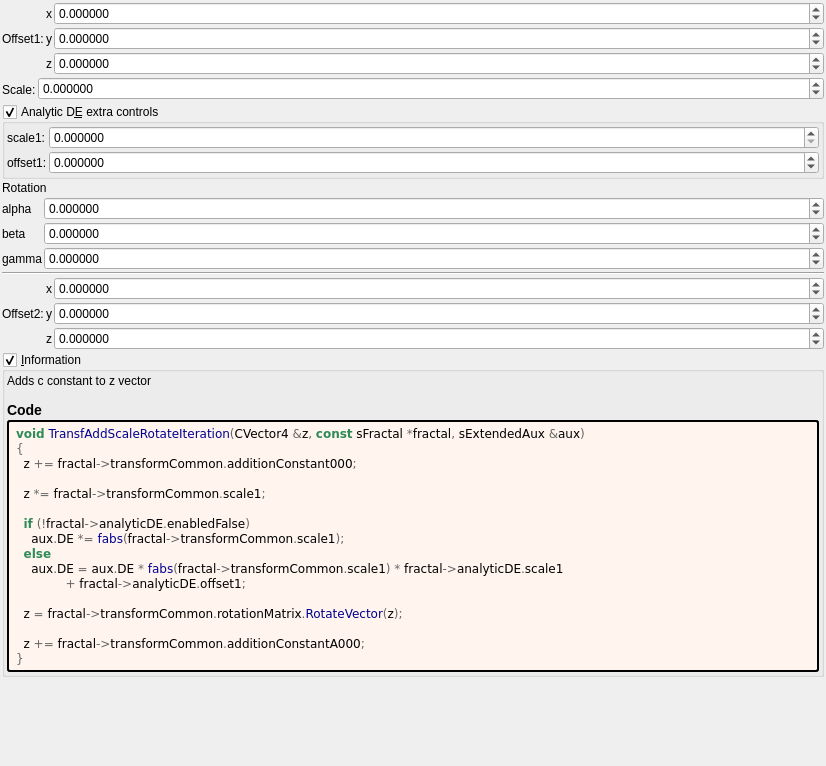
Before: the Qt Designer form mandelbulber2/formula/ui/transf_add_scale_rotate.ui in irinox-ctrl/mandelbulber2, drawn with Qt 5.
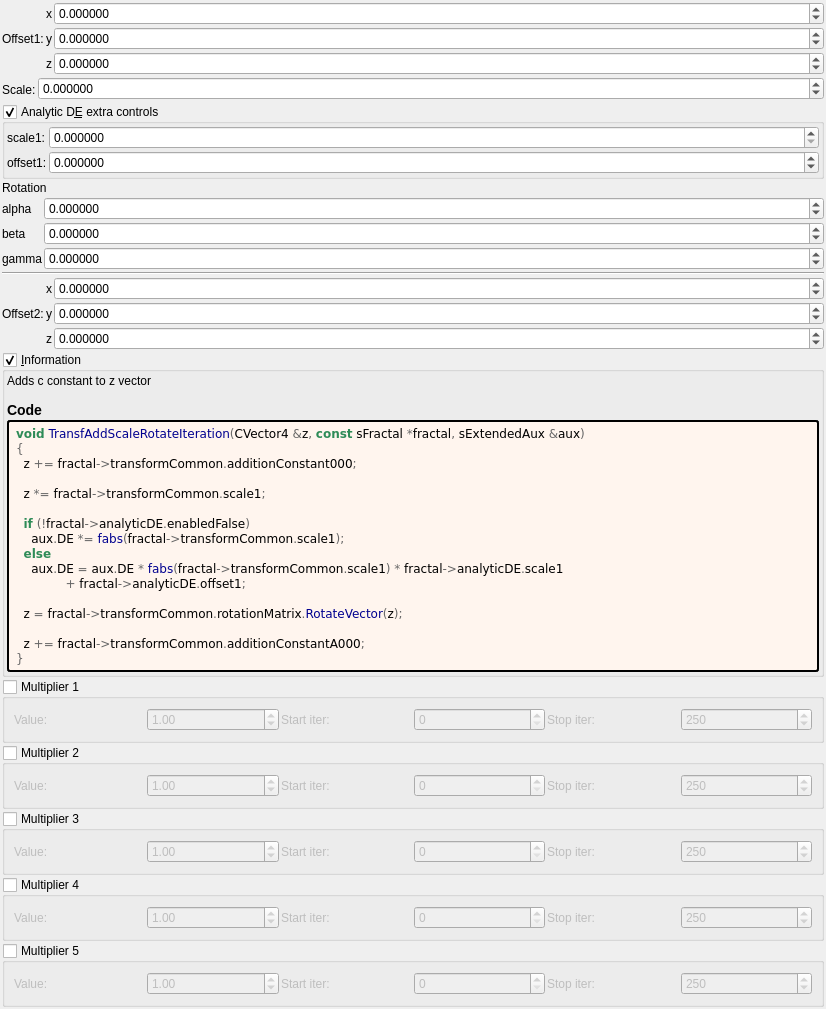
After: the same form once the commit is applied. Custom widgets are drawn as their Qt base class.

Commit message:
feat: add 5 general-purpose multipliers to all 1007 fractal formulas
Each multiplier has:
- Checkbox (OFF by default)
- Value spinbox (default 1.0, range -100 to 100)
- Iteration start/stop range

Logic: z *= value; DE *= |value|;

Uses existing transformCommon parameters:
- Checkboxes: functionEnabledBx/By/Bz/Bw/CzFalse
- Values: scale4/5/6/8/16
- Ranges: startIterationsB-F/stopIterationsB-F

Modified 1007 .cpp (CPU), 1006 .cl (GPU), 1023 .ui files.
Both source (formula/) and deploy (deploy/share/) copies updated.

```diff
--- a/mandelbulber2/formula/ui/transf_add_scale_rotate.ui
+++ b/mandelbulber2/formula/ui/transf_add_scale_rotate.ui
@@ -624,6 +624,192 @@
      </layout>
     </widget>
    </item>
+   <item>
+    <widget class="MyGroupBox" name="groupCheck_transf_function_enabledBx_false">
+     <property name="title"><string>Multiplier 1</string></property>
+     <property name="checkable"><bool>true</bool></property>
+     <property name="checked"><bool>false</bool></property>
+     <layout class="QGridLayout" name="gridLayout_mult1">
+      <property name="spacing"><number>2</number></property>
+      <item row="0" column="0">
+       <widget class="QLabel"><property name="text"><string>Value:</string></property></widget>
+      </item>
+      <item row="0" column="1">
+       <widget class="MyDoubleSpinBox" name="spinbox_transf_scale_4">
+        <property name="minimum"><double>-100.0</double></property><property name="maximum"><double>100.0</double></property>
+        <property name="singleStep"><double>0.01</double></property><property name="value"><double>1.0</double></property>
+       </widget>
+      </item>
+      <item row="0" column="2">
+       <widget class="QLabel"><property name="text"><string>Start iter:</string></property></widget>
+      </item>
+      <item row="0" column="3">
+       <widget class="MySpinBox" name="spinboxInt_transf_start_iterations_B">
+        <property name="minimum"><number>0</number></property><property name="maximum"><number>10000</number></property>
+        <property name="value"><number>0</number></property>
+       </widget>
+      </item>
+      <item row="0" column="4">
+       <widget class="QLabel"><property name="text"><string>Stop iter:</string></property></widget>
+      </item>
+      <item row="0" column="5">
+       <widget class="MySpinBox" name="spinboxInt_transf_stop_iterations_B">
+        <property name="minimum"><number>0</number></property><property name="maximum"><number>10000</number></property>
+        <property name="value"><number>250</number></property>
+       </widget>
+      </item>
+     </layout>
+    </widget>
+   </item>
+   <item>
+    <widget class="MyGroupBox" name="groupCheck_transf_function_enabledBy_false">
+     <property name="title"><string>Multiplier 2</string></property>
+     <property name="checkable"><bool>true</bool></property>
+     <property name="checked"><bool>false</bool></property>
+     <layout class="QGridLayout" name="gridLayout_mult2">
+      <property name="spacing"><number>2</number></property>
+      <item row="0" column="0">
+       <widget class="QLabel"><property name="text"><string>Value:</string></property></widget>
+      </item>
+      <item row="0" column="1">
+       <widget class="MyDoubleSpinBox" name="spinbox_transf_scale_5">
+        <property name="minimum"><double>-100.0</double></property><property name="maximum"><double>100.0</double></property>
+        <property name="singleStep"><double>0.01</double></property><property name="value"><double>1.0</double></property>
+       </widget>
+      </item>
+      <item row="0" column="2">
+       <widget class="QLabel"><property name="text"><string>Start iter:</string></property></widget>
+      </item>
+      <item row="0" column="3">
+       <widget class="MySpinBox" name="spinboxInt_transf_start_iterations_C">
+        <property name="minimum"><number>0</number></property><property name="maximum"><number>10000</number></property>
+        <property name="value"><number>0</number></property>
+       </widget>
+      </item>
+      <item row="0" column="4">
+       <widget class="QLabel"><property name="text"><string>Stop iter:</string></property></widget>
+      </item>
+      <item row="0" column="5">
+       <widget class="MySpinBox" name="spinboxInt_transf_stop_iterations_C">
+        <property name="minimum"><number>0</number></property><property name="maximum"><number>10000</number></property>
+        <property name="value"><number>250</number></property>
+       </widget>
+      </item>
+     </layout>
+    </widget>
+   </item>
+   <item>
+    <widget class="MyGroupBox" name="groupCheck_transf_function_enabledBz_false">
+     <property name="title"><string>Multiplier 3</string></property>
+     <property name="checkable"><bool>true</bool></property>
+     <property name="checked"><bool>false</bool></property>
+     <layout class="QGridLayout" name="gridLayout_mult3">
+      <property name="spacing"><number>2</number></property>
+      <item row="0" column="0">
+       <widget class="QLabel"><property name="text"><string>Value:</string></property></widget>
+      </item>
+      <item row="0" column="1">
+       <widget class="MyDoubleSpinBox" name="spinbox_transf_scale_6">
+        <property name="minimum"><double>-100.0</double></property><property name="maximum"><double>100.0</double></property>
+        <property name="singleStep"><double>0.01</double></property><property name="value"><double>1.0</double></property>
+       </widget>
+      </item>
+      <item row="0" column="2">
+       <widget class="QLabel"><property name="text"><string>Start iter:</string></property></widget>
+      </item>
+      <item row="0" column="3">
+       <widget class="MySpinBox" name="spinboxInt_transf_start_iterations_D">
+        <property name="minimum"><number>0</number></property><property name="maximum"><number>10000</number></property>
+        <property name="value"><number>0</number></property>
+       </widget>
+      </item>
+      <item row="0" column="4">
+       <widget class="QLabel"><property name="text"><string>Stop iter:</string></property></widget>
+      </item>
+      <item row="0" column="5">
+       <widget class="MySpinBox" name="spinboxInt_transf_stop_iterations_D">
+        <property name="minimum"><number>0</number></property><property name="maximum"><number>10000</number></property>
+        <property name="value"><number>250</number></property>
+       </widget>
+      </item>
+     </layout>
+    </widget>
+   </item>
+   <item>
+    <widget class="MyGroupBox" name="groupCheck_transf_function_enabledBw_false">
+     <property name="title"><string>Multiplier 4</string></property>
+     <property name="checkable"><bool>true</bool></property>
+     <property name="checked"><bool>false</bool></property>
+     <layout class="QGridLayout" name="gridLayout_mult4">
+      <property name="spacing"><number>2</number></property>
+      <item row="0" column="0">
+       <widget class="QLabel"><property name="text"><string>Value:</string></property></widget>
+      </item>
+      <item row="0" column="1">
+       <widget class="MyDoubleSpinBox" name="spinbox_transf_scale_8">
+        <property name="minimum"><double>-100.0</double></property><property name="maximum"><double>100.0</double></property>
+        <property name="singleStep"><double>0.01</double></property><property name="value"><double>1.0</double></property>
+       </widget>
+      </item>
+      <item row="0" column="2">
+       <widget class="QLabel"><property name="text"><string>Start iter:</string></property></widget>
+      </item>
+      <item row="0" column="3">
+       <widget class="MySpinBox" name="spinboxInt_transf_start_iterations_E">
+        <property name="minimum"><number>0</number></property><property name="maximum"><number>10000</number></property>
+        <property name="value"><number>0</number></property>
+       </widget>
+      </item>
+      <item row="0" column="4">
+       <widget class="QLabel"><property name="text"><string>Stop iter:</string></property></widget>
+      </item>
+      <item row="0" column="5">
+       <widget class="MySpinBox" name="spinboxInt_transf_stop_iterations_E">
+        <property name="minimum"><number>0</number></property><property name="maximum"><number>10000</number></property>
+        <property name="value"><number>250</number></property>
+       </widget>
+      </item>
+     </layout>
+    </widget>
+   </item>
+   <item>
+    <widget class="MyGroupBox" name="groupCheck_transf_function_enabledCz_false">
+     <property name="title"><string>Multiplier 5</string></property>
+     <property name="checkable"><bool>true</bool></property>
+     <property name="checked"><bool>false</bool></property>
+     <layout class="QGridLayout" name="gridLayout_mult5">
+      <property name="spacing"><number>2</number></property>
+      <item row="0" column="0">
+       <widget class="QLabel"><property name="text"><string>Value:</string></property></widget>
+      </item>
+      <item row="0" column="1">
+       <widget class="MyDoubleSpinBox" name="spinbox_transf_scale_16">
+        <property name="minimum"><double>-100.0</double></property><property name="maximum"><double>100.0</double></property>
+        <property name="singleStep"><double>0.01</double></property><property name="value"><double>1.0</double></property>
+       </widget>
+      </item>
+      <item row="0" column="2">
+       <widget class="QLabel"><property name="text"><string>Start iter:</string></property></widget>
+      </item>
+      <item row="0" column="3">
+       <widget class="MySpinBox" name="spinboxInt_transf_start_iterations_F">
+        <property name="minimum"><number>0</number></property><property name="maximum"><number>10000</number></property>
+        <property name="value"><number>0</number></property>
+       </widget>
+      </item>
+      <item row="0" column="4">
+       <widget class="QLabel"><property name="text"><string>Stop iter:</string></property></widget>
+      </item>
+      <item row="0" column="5">
+       <widget class="MySpinBox" name="spinboxInt_transf_stop_iterations_F">
+        <property name="minimum"><number>0</number></property><property name="maximum"><number>10000</number></property>
+        <property name="value"><number>250</number></property>
+       </widget>
+      </item>
+     </layout>
+    </widget>
+   </item>
+
    <item>
     <spacer name="verticalSpacer">
      <property name="orientation">
@@ -651,6 +837,11 @@
    <extends>QDoubleSpinBox</extends>
    <header>my_double_spin_box.h</header>
   </customwidget>
+   <customwidget>
+   <class>MySpinBox</class>
+   <extends>QSpinBox</extends>
+   <header>my_spin_box.h</header>
+  </customwidget>
  </customwidgets>
  <tabstops>
   <tabstop>spinbox3_transf_addition_constantA_000_x</tabstop>
```
The commit also changes 3972 other files.
